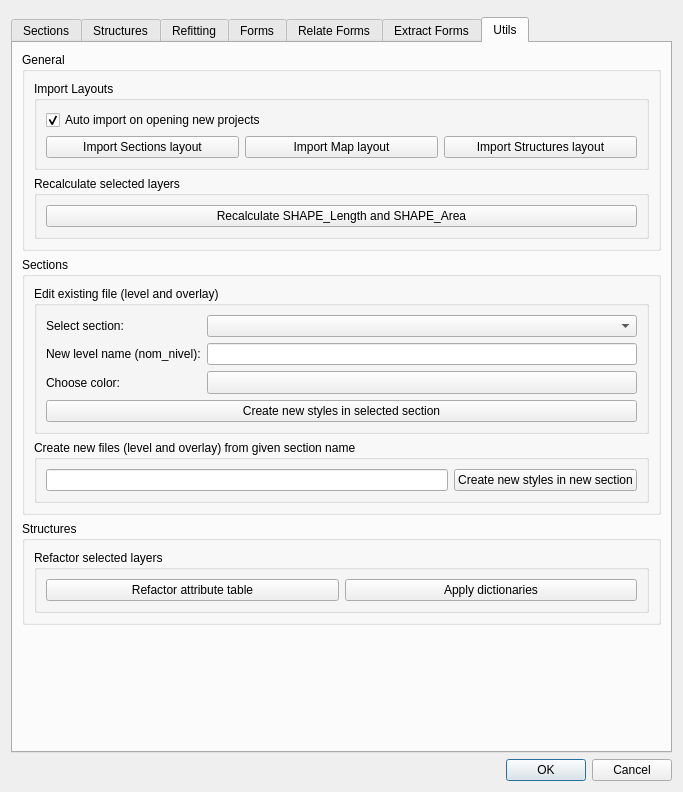
This is sugar_tools_dialog.ui in psigcat/sugartools as Qt 5 draws it before an edit. The edited form follows.
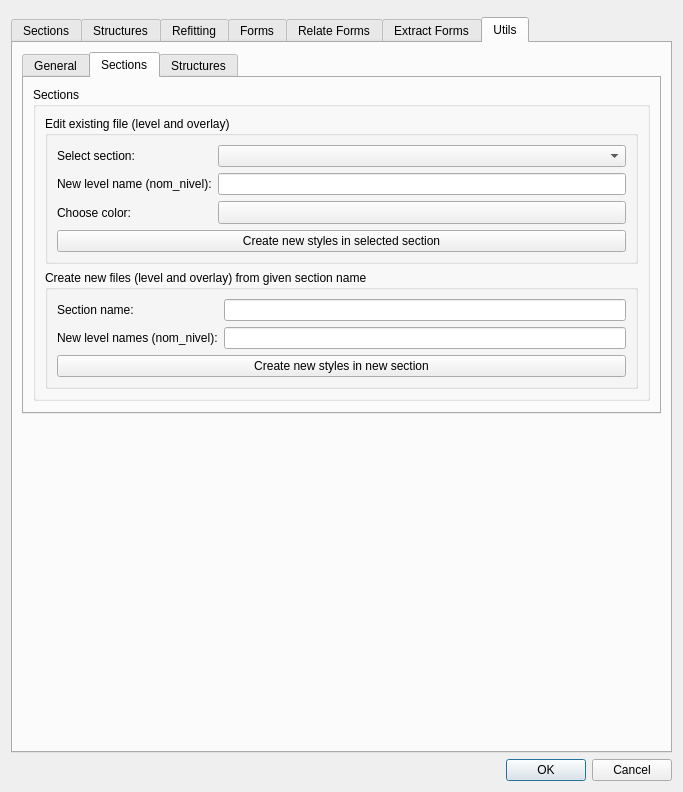
This is the edited form. The open tabs and pages were chosen to show the change. Custom widgets are drawn as their Qt base class.

Commit message: change UI for utils, see #42

Patch:
```diff
--- a/sugar_tools_dialog.ui
+++ b/sugar_tools_dialog.ui
@@ -789,48 +789,52 @@
       </attribute>
       <layout class="QVBoxLayout" name="verticalLayout_5">
        <item>
-        <widget class="QGroupBox" name="groupBox_11">
-         <property name="title">
+        <widget class="QTabWidget" name="tabWidget_11">
+         <property name="currentIndex">
+          <number>0</number>
+         </property>
+         <widget class="QWidget" name="tabWidget_11Page1" native="true">
+          <attribute name="title">
           <string>General</string>
-         </property>
+          </attribute>
          <layout class="QVBoxLayout" name="verticalLayout_11">
           <item>
            <widget class="QGroupBox" name="groupBox_4">
             <property name="title">
              <string>Import Layouts</string>
             </property>
-            <layout class="QGridLayout" name="gridLayout_12">
-             <item row="1" column="1">
+             <layout class="QVBoxLayout" name="verticalLayout_12">
+              <item>
+               <widget class="QCheckBox" name="auto_import">
+                <property name="text">
+                 <string>Auto import on opening new projects</string>
+                </property>
+                <property name="checked">
+                 <bool>true</bool>
+                </property>
+               </widget>
+              </item>
+              <item>
               <widget class="QPushButton" name="import_layout_map_btn">
                <property name="text">
                 <string>Import Map layout</string>
                </property>
               </widget>
              </item>
-             <item row="1" column="0">
+              <item>
               <widget class="QPushButton" name="import_layout_sections_btn">
                <property name="text">
                 <string>Import Sections layout</string>
                </property>
               </widget>
              </item>
-             <item row="1" column="2">
+              <item>
               <widget class="QPushButton" name="import_layout_structures_btn">
                <property name="text">
                 <string>Import Structures layout</string>
                </property>
               </widget>
              </item>
-             <item row="0" column="0" colspan="3">
-              <widget class="QCheckBox" name="auto_import">
-               <property name="text">
-                <string>Auto import on opening new projects</string>
-               </property>
-               <property name="checked">
-                <bool>true</bool>
-               </property>
-              </widget>
-             </item>
             </layout>
            </widget>
           </item>
@@ -850,34 +854,32 @@
             </layout>
            </widget>
           </item>
-         </layout>
-        </widget>
-       </item>
+           <item>
+            <spacer name="verticalSpacer_2">
+             <property name="orientation">
+              <enum>Qt::Vertical</enum>
+             </property>
+             <property name="sizeHint" stdset="0">
+              <size>
+               <width>20</width>
+               <height>40</height>
+              </size>
+             </property>
+            </spacer>
+           </item>
+          </layout>
+         </widget>
+         <widget class="QWidget" name="tab">
+          <attribute name="title">
+           <string>Sections</string>
+          </attribute>
+          <layout class="QVBoxLayout" name="verticalLayout_3">
        <item>
         <widget class="QGroupBox" name="groupBox_6">
          <property name="title">
           <string>Sections</string>
          </property>
          <layout class="QGridLayout" name="gridLayout">
-          <item row="1" column="0">
-           <widget class="QGroupBox" name="groupBox_14">
-            <property name="title">
-             <string>Create new files (level and overlay) from given section name</string>
-            </property>
-            <layout class="QGridLayout" name="gridLayout_11">
-             <item row="0" column="0">
-              <widget class="QLineEdit" name="utils_sections_new"/>
-             </item>
-             <item row="0" column="1">
-              <widget class="QPushButton" name="utils_new_styles_btn">
-               <property name="text">
-                <string>Create new styles in new section</string>
-               </property>
-              </widget>
-             </item>
-            </layout>
-           </widget>
-          </item>
           <item row="0" column="0">
            <widget class="QGroupBox" name="groupBox_13">
             <property name="title">
@@ -931,9 +933,65 @@
             </layout>
            </widget>
           </item>
+              <item row="1" column="0">
+               <widget class="QGroupBox" name="groupBox_14">
+                <property name="title">
+                 <string>Create new files (level and overlay) from given section name</string>
+                </property>
+                <layout class="QGridLayout" name="gridLayout_11">
+                 <item row="1" column="1">
+                  <widget class="QLineEdit" name="utils_sections_new_section"/>
+                 </item>
+                 <item row="1" column="0">
+                  <widget class="QLabel" name="label_3">
+                   <property name="text">
+                    <string>Section name:</string>
+                   </property>
+                  </widget>
+                 </item>
+                 <item row="4" column="0" colspan="2">
+                  <widget class="QPushButton" name="utils_new_styles_btn">
+                   <property name="text">
+                    <string>Create new styles in new section</string>
+                   </property>
+                  </widget>
+                 </item>
+                 <item row="2" column="0">
+                  <widget class="QLabel" name="label_9">
+                   <property name="text">
+                    <string>New level names (nom_nivel):</string>
+                   </property>
+                  </widget>
+                 </item>
+                 <item row="2" column="1">
+                  <widget class="QLineEdit" name="utils_sections_new_levels"/>
+                 </item>
          </layout>
         </widget>
        </item>
+             </layout>
+            </widget>
+           </item>
+           <item>
+            <spacer name="verticalSpacer_3">
+             <property name="orientation">
+              <enum>Qt::Vertical</enum>
+             </property>
+             <property name="sizeHint" stdset="0">
+              <size>
+               <width>20</width>
+               <height>40</height>
+              </size>
+             </property>
+            </spacer>
+           </item>
+          </layout>
+         </widget>
+         <widget class="QWidget" name="tab_2">
+          <attribute name="title">
+           <string>Structures</string>
+          </attribute>
+          <layout class="QVBoxLayout" name="verticalLayout_9">
        <item>
         <widget class="QGroupBox" name="groupBox_10">
          <property name="title">
@@ -943,17 +1001,17 @@
           <item>
            <widget class="QGroupBox" name="groupBox_12">
             <property name="title">
-             <string>Refactor selected layers</string>
-            </property>
-            <layout class="QGridLayout" name="gridLayout_16">
-             <item row="0" column="0">
+                 <string>Apply to selected layers</string>
+                </property>
+                <layout class="QVBoxLayout" name="verticalLayout_13">
+                 <item>
               <widget class="QPushButton" name="refactor_structures_attr_btn">
                <property name="text">
                 <string>Refactor attribute table</string>
                </property>
               </widget>
              </item>
-             <item row="0" column="1">
+                 <item>
               <widget class="QPushButton" name="refactor_structures_dict_btn">
                <property name="text">
                 <string>Apply dictionaries</string>
@@ -964,6 +1022,23 @@
            </widget>
           </item>
          </layout>
+            </widget>
+           </item>
+           <item>
+            <spacer name="verticalSpacer_11">
+             <property name="orientation">
+              <enum>Qt::Vertical</enum>
+             </property>
+             <property name="sizeHint" stdset="0">
+              <size>
+               <width>20</width>
+               <height>40</height>
+              </size>
+             </property>
+            </spacer>
+           </item>
+          </layout>
+         </widget>
         </widget>
        </item>
        <item>
```
Lines whose indentation alone changed are shown as unchanged.
